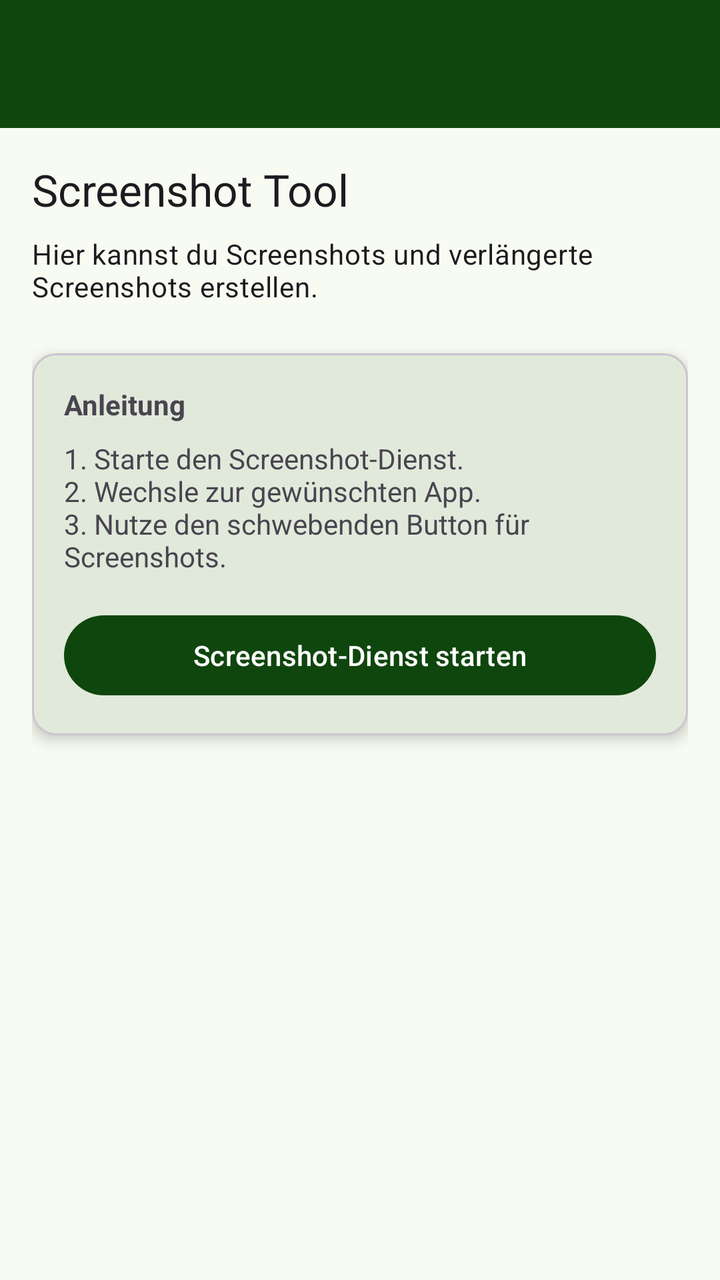
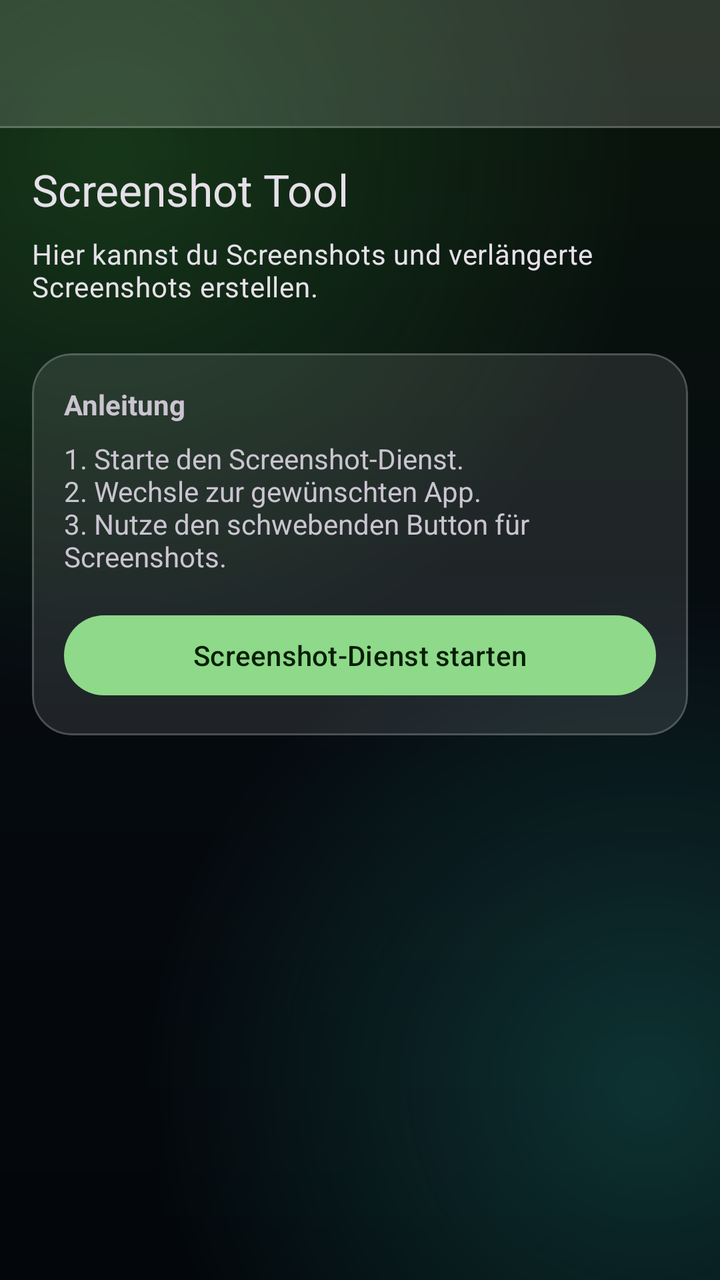

Screens rendered from an Android XML layout before and after an edit, with the pre-edit source and the edit as a unified diff.
<!-- AndroidManifest.xml: application theme Theme.MiriquidiHub -->
<!-- res/layout/activity_screenshot.xml -->
<?xml version="1.0" encoding="utf-8"?>
<androidx.coordinatorlayout.widget.CoordinatorLayout
    xmlns:android="http://schemas.android.com/apk/res/android"
    xmlns:app="http://schemas.android.com/apk/res-auto"
    android:layout_width="match_parent"
    android:layout_height="match_parent">

    <com.google.android.material.appbar.AppBarLayout
        android:layout_width="match_parent"
        android:layout_height="wrap_content"
        android:background="@color/brand_primary">

        <androidx.appcompat.widget.Toolbar
            android:id="@+id/toolbar"
            android:layout_width="match_parent"
            android:layout_height="?attr/actionBarSize"
            app:titleTextColor="#FFFFFF" />
    </com.google.android.material.appbar.AppBarLayout>

    <androidx.core.widget.NestedScrollView
        android:layout_width="match_parent"
        android:layout_height="match_parent"
        app:layout_behavior="@string/appbar_scrolling_view_behavior">

        <LinearLayout
            android:layout_width="match_parent"
            android:layout_height="wrap_content"
            android:orientation="vertical"
            android:padding="16dp">

            <TextView
                android:layout_width="match_parent"
                android:layout_height="wrap_content"
                android:text="@string/screenshot_tool_title"
                android:textAppearance="?attr/textAppearanceTitleLarge"
                android:layout_marginBottom="8dp"/>

            <TextView
                android:layout_width="match_parent"
                android:layout_height="wrap_content"
                android:text="@string/screenshot_tool_desc"
                android:textAppearance="?attr/textAppearanceBodyMedium"
                android:layout_marginBottom="24dp"/>

            <com.google.android.material.card.MaterialCardView
                android:layout_width="match_parent"
                android:layout_height="wrap_content"
                app:cardCornerRadius="12dp"
                app:cardElevation="4dp"
                android:layout_marginBottom="16dp">

                <LinearLayout
                    android:layout_width="match_parent"
                    android:layout_height="wrap_content"
                    android:orientation="vertical"
                    android:padding="16dp">

                    <TextView
                        android:layout_width="wrap_content"
                        android:layout_height="wrap_content"
                        android:text="@string/screenshot_instructions_title"
                        android:textStyle="bold"
                        android:layout_marginBottom="8dp"/>

                    <TextView
                        android:layout_width="wrap_content"
                        android:layout_height="wrap_content"
                        android:text="@string/screenshot_instructions_body"/>

                    <com.google.android.material.button.MaterialButton
                        android:id="@+id/btnStartService"
                        android:layout_width="match_parent"
                        android:layout_height="wrap_content"
                        android:layout_marginTop="16dp"
                        android:text="@string/btn_start_screenshot_service"/>
                </LinearLayout>
            </com.google.android.material.card.MaterialCardView>

        </LinearLayout>
    </androidx.core.widget.NestedScrollView>

</androidx.coordinatorlayout.widget.CoordinatorLayout>
<!-- resources referenced by this layout -->
<resources>
  <color name="brand_primary">#0F460D</color>
  <style name="Theme.MiriquidiHub" parent="Theme.Material3.DayNight.NoActionBar">
          
          <item name="colorPrimary">#0F460D</item>
          <item name="colorOnPrimary">#FFFFFF</item>
          <item name="colorPrimaryContainer">#B8F2AE</item>
          <item name="colorOnPrimaryContainer">#022100</item>
          <item name="colorSecondary">#53634F</item>
          <item name="colorOnSecondary">#FFFFFF</item>
          <item name="colorSurface">#F7FBF1</item>
          <item name="colorOnSurface">#191D17</item>
          <item name="colorOutline">#72796F</item>
  
          <item name="android:statusBarColor">@color/brand_primary</item>
          <item name="android:windowLightStatusBar">false</item>
          <item name="android:windowDrawsSystemBarBackgrounds">true</item>
          <item name="android:windowBackground">?attr/colorSurface</item>
  
          
          <item name="colorControlNormal">#FFFFFF</item>
          <item name="actionBarTheme">@style/ThemeOverlay.AppCompat.Dark.ActionBar</item>
          <item name="actionBarPopupTheme">@style/ThemeOverlay.AppCompat.Light</item>
      </style>
  <!-- unchanged entries left out for length: 5 -->
</resources>

<!-- the commit's change to res/layout/activity_screenshot.xml (unified diff, before → after) -->
@@ -8,7 +8,8 @@
     <com.google.android.material.appbar.AppBarLayout
         android:layout_width="match_parent"
         android:layout_height="wrap_content"
-        android:background="@color/brand_primary">
+        android:background="@drawable/bg_glass_bar"
+        android:fitsSystemWindows="true">
 
         <androidx.appcompat.widget.Toolbar
             android:id="@+id/toolbar"
@@ -45,8 +46,7 @@
             <com.google.android.material.card.MaterialCardView
                 android:layout_width="match_parent"
                 android:layout_height="wrap_content"
-                app:cardCornerRadius="12dp"
-                app:cardElevation="4dp"
+                app:cardCornerRadius="20dp"
                 android:layout_marginBottom="16dp">
 
                 <LinearLayout
<!-- resource entries referenced after the edit -->
@@ -1,28 +1,153 @@
 <!-- resources referenced by this layout -->
 <resources>
-  <color name="brand_primary">#0F460D</color>
-  <style name="Theme.MiriquidiHub" parent="Theme.Material3.DayNight.NoActionBar">
+  <!-- drawable bg_glass_bar (drawable) -->
+  <?xml version="1.0" encoding="utf-8"?>
+  <layer-list xmlns:android="http://schemas.android.com/apk/res/android">
+      <item>
+          <shape android:shape="rectangle">
+              <solid android:color="#26FFFFFF" />
+          </shape>
+      </item>
+      <item android:gravity="bottom" android:height="1dp">
+          <shape android:shape="rectangle">
+              <solid android:color="@color/glass_stroke" />
+          </shape>
+      </item>
+  </layer-list>
+  <style name="Theme.MiriquidiHub" parent="Theme.Material3.Dark.NoActionBar">
+          <item name="colorPrimary">@color/accent</item>
+          <item name="colorOnPrimary">@color/on_accent</item>
+          <item name="colorPrimaryContainer">#2B5E2A</item>
+          <item name="colorOnPrimaryContainer">#D4F5D0</item>
+          <item name="colorSecondary">#BACCB3</item>
+          <item name="colorOnSecondary">#0F1A0E</item>
+          <item name="colorSecondaryContainer">#33FFFFFF</item>
+          <item name="colorOnSecondaryContainer">@color/text_primary</item>
+          <item name="colorSurface">#0B130C</item>
+          <item name="colorOnSurface">@color/text_primary</item>
+          <item name="colorSurfaceVariant">#1F2A20</item>
+          <item name="colorOnSurfaceVariant">@color/text_secondary</item>
+          <item name="colorOutline">@color/text_hint</item>
+          <item name="colorOutlineVariant">@color/glass_stroke</item>
+  
           
-          <item name="colorPrimary">#0F460D</item>
-          <item name="colorOnPrimary">#FFFFFF</item>
-          <item name="colorPrimaryContainer">#B8F2AE</item>
-          <item name="colorOnPrimaryContainer">#022100</item>
-          <item name="colorSecondary">#53634F</item>
-          <item name="colorOnSecondary">#FFFFFF</item>
-          <item name="colorSurface">#F7FBF1</item>
-          <item name="colorOnSurface">#191D17</item>
-          <item name="colorOutline">#72796F</item>
-  
-          <item name="android:statusBarColor">@color/brand_primary</item>
+          <item name="android:windowBackground">@drawable/bg_app_gradient</item>
+          <item name="android:statusBarColor">@android:color/transparent</item>
+          <item name="android:navigationBarColor">@android:color/transparent</item>
           <item name="android:windowLightStatusBar">false</item>
           <item name="android:windowDrawsSystemBarBackgrounds">true</item>
-          <item name="android:windowBackground">?attr/colorSurface</item>
+          <item name="android:enforceNavigationBarContrast" tools:targetApi="29">false</item>
+          <item name="android:enforceStatusBarContrast" tools:targetApi="29">false</item>
+  
+          
+          <item name="materialCardViewStyle">@style/Widget.MiriquidiHub.GlassCard</item>
+          <item name="materialButtonOutlinedStyle">@style/Widget.MiriquidiHub.Button.GlassOutlined</item>
+          <item name="alertDialogTheme">@style/ThemeOverlay.MiriquidiHub.GlassDialog</item>
+          <item name="materialAlertDialogTheme">@style/ThemeOverlay.MiriquidiHub.GlassDialog</item>
   
           
           <item name="colorControlNormal">#FFFFFF</item>
           <item name="actionBarTheme">@style/ThemeOverlay.AppCompat.Dark.ActionBar</item>
-          <item name="actionBarPopupTheme">@style/ThemeOverlay.AppCompat.Light</item>
+          <item name="actionBarPopupTheme">@style/ThemeOverlay.AppCompat.Dark</item>
+          <item name="appBarLayoutStyle">@style/Widget.MiriquidiHub.AppBarLayout</item>
+          <item name="popupMenuStyle">@style/Widget.MiriquidiHub.PopupMenu</item>
       </style>
+  <color name="glass_stroke">#33FFFFFF</color>
+  <color name="accent">#8FD98A</color>
+  <color name="on_accent">#062005</color>
+  <color name="text_primary">#FFECF3E8</color>
+  <color name="text_secondary">#FFB9C6B4</color>
+  <color name="text_hint">#FF8A9A86</color>
+  <!-- drawable bg_app_gradient (drawable) -->
+  <?xml version="1.0" encoding="utf-8"?>
+  <layer-list xmlns:android="http://schemas.android.com/apk/res/android">
+      <item>
+          <shape android:shape="rectangle">
+              <gradient
+                  android:type="linear"
+                  android:angle="270"
+                  android:startColor="@color/bg_dark_top"
+                  android:centerColor="@color/bg_dark_mid"
+                  android:endColor="@color/bg_dark_bottom" />
+          </shape>
+      </item>
+      <item>
+          <shape android:shape="rectangle">
+              <gradient
+                  android:type="radial"
+                  android:centerX="0.15"
+                  android:centerY="0.12"
+                  android:gradientRadius="75%p"
+                  android:startColor="@color/bg_glow_green"
+                  android:endColor="@color/bg_glow_none" />
+          </shape>
+      </item>
+      <item>
+          <shape android:shape="rectangle">
+              <gradient
+                  android:type="radial"
+                  android:centerX="0.9"
+                  android:centerY="0.85"
+                  android:gradientRadius="70%p"
+                  android:startColor="@color/bg_glow_teal"
+                  android:endColor="@color/bg_glow_none" />
+          </shape>
+      </item>
+  </layer-list>
+  <style name="Widget.MiriquidiHub.GlassCard" parent="Widget.Material3.CardView.Outlined">
+          <item name="cardBackgroundColor">@color/glass_fill</item>
+          <item name="strokeColor">@color/glass_stroke</item>
+          <item name="strokeWidth">1dp</item>
+          <item name="cardElevation">0dp</item>
+          <item name="cardCornerRadius">20dp</item>
+          <item name="rippleColor">@color/glass_fill_pressed</item>
+      </style>
+  <style name="Widget.MiriquidiHub.Button.GlassOutlined" parent="Widget.Material3.Button.OutlinedButton">
+          <item name="backgroundTint">@color/glass_fill</item>
+          <item name="android:textColor">@color/text_primary</item>
+          <item name="iconTint">@color/text_primary</item>
+          <item name="strokeColor">@color/glass_stroke_strong</item>
+          <item name="strokeWidth">1dp</item>
+          <item name="rippleColor">@color/glass_fill_pressed</item>
+          <item name="cornerRadius">16dp</item>
+      </style>
+  <style name="ThemeOverlay.MiriquidiHub.GlassDialog" parent="ThemeOverlay.Material3.MaterialAlertDialog">
+          <item name="colorSurface">#FF141E15</item>
+          <item name="colorSurfaceContainerHigh">#FF141E15</item>
+          <item name="dialogCornerRadius">24dp</item>
+          <item name="android:windowBackground">@drawable/bg_glass_dialog</item>
+          <item name="buttonBarPositiveButtonStyle">@style/Widget.Material3.Button.TextButton.Dialog</item>
+          <item name="buttonBarNegativeButtonStyle">@style/Widget.Material3.Button.TextButton.Dialog</item>
+          <item name="buttonBarNeutralButtonStyle">@style/Widget.Material3.Button.TextButton.Dialog</item>
+      </style>
+  <style name="Widget.MiriquidiHub.AppBarLayout" parent="Widget.Material3.AppBarLayout">
+          <item name="android:background">@drawable/bg_glass_bar</item>
+          <item name="android:elevation">0dp</item>
+          <item name="elevation">0dp</item>
+          <item name="liftOnScroll">false</item>
+          <item name="android:stateListAnimator">@null</item>
+      </style>
+  <style name="Widget.MiriquidiHub.PopupMenu" parent="Widget.Material3.PopupMenu">
+          <item name="android:popupBackground">@drawable/bg_glass_dialog</item>
+      </style>
+  <color name="bg_dark_top">#FF0A150B</color>
+  <color name="bg_dark_mid">#FF060B10</color>
+  <color name="bg_dark_bottom">#FF03060A</color>
+  <color name="bg_glow_green">#552E7D32</color>
+  <color name="bg_glow_none">#00000000</color>
+  <color name="bg_glow_teal">#4426A69A</color>
+  <color name="glass_fill">#1AFFFFFF</color>
+  <color name="glass_fill_pressed">#38FFFFFF</color>
+  <color name="glass_stroke_strong">#4DFFFFFF</color>
+  <!-- drawable bg_glass_dialog (drawable) -->
+  <?xml version="1.0" encoding="utf-8"?>
+  <shape xmlns:android="http://schemas.android.com/apk/res/android"
+      android:shape="rectangle">
+      <solid android:color="@color/glass_dialog_fill" />
+      <corners android:radius="24dp" />
+      <stroke android:width="1dp" android:color="@color/glass_stroke_strong" />
+  </shape>
+  <color name="glass_dialog_fill">#F2101A12</color>
   <!-- unchanged entries left out for length: 5 -->
 </resources>
 
